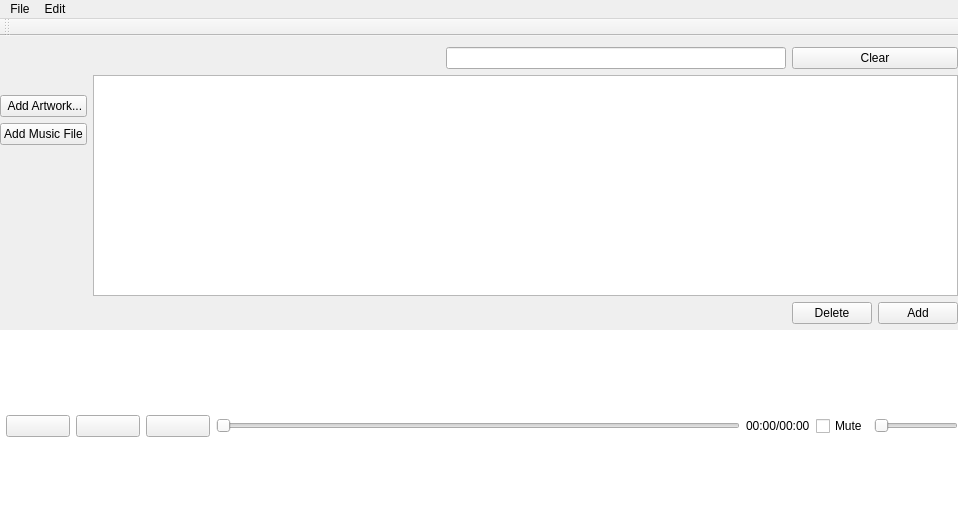
Qt form mainwindow.ui (ShahroozGh/qt-media-library) before a commit.
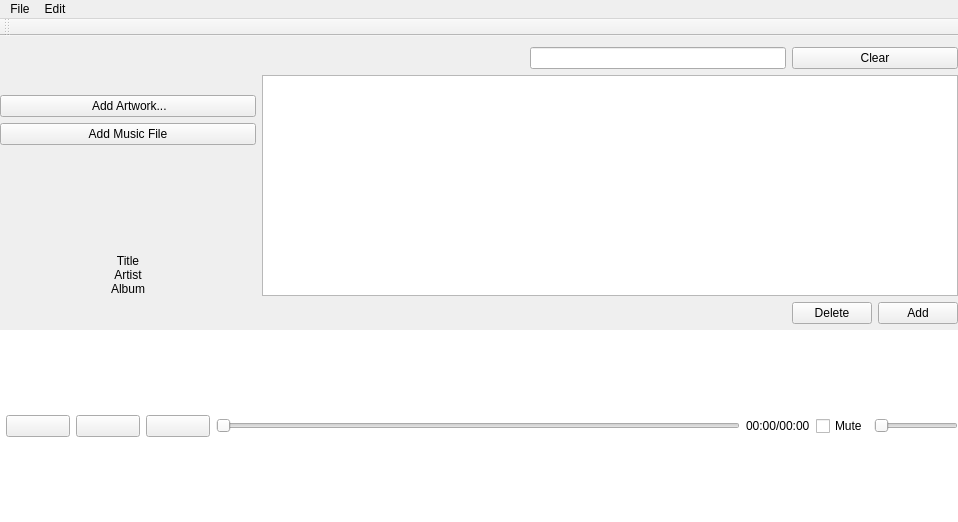
The same form after that commit.

Patch:
```diff
--- a/mainwindow.ui
+++ b/mainwindow.ui
@@ -84,6 +84,107 @@
         </property>
        </spacer>
       </item>
+      <item row="5" column="0">
+       <widget class="QFrame" name="songInfoFrame">
+        <property name="sizePolicy">
+         <sizepolicy hsizetype="Preferred" vsizetype="Minimum">
+          <horstretch>0</horstretch>
+          <verstretch>0</verstretch>
+         </sizepolicy>
+        </property>
+        <property name="frameShape">
+         <enum>QFrame::NoFrame</enum>
+        </property>
+        <property name="frameShadow">
+         <enum>QFrame::Raised</enum>
+        </property>
+        <layout class="QVBoxLayout" name="verticalLayout_5">
+         <property name="spacing">
+          <number>0</number>
+         </property>
+         <property name="leftMargin">
+          <number>0</number>
+         </property>
+         <property name="topMargin">
+          <number>0</number>
+         </property>
+         <property name="rightMargin">
+          <number>0</number>
+         </property>
+         <property name="bottomMargin">
+          <number>0</number>
+         </property>
+         <item>
+          <widget class="QLabel" name="titleLabel">
+           <property name="sizePolicy">
+            <sizepolicy hsizetype="MinimumExpanding" vsizetype="Preferred">
+             <horstretch>0</horstretch>
+             <verstretch>0</verstretch>
+            </sizepolicy>
+           </property>
+           <property name="minimumSize">
+            <size>
+             <width>0</width>
+             <height>0</height>
+            </size>
+           </property>
+           <property name="autoFillBackground">
+            <bool>true</bool>
+           </property>
+           <property name="frameShape">
+            <enum>QFrame::NoFrame</enum>
+           </property>
+           <property name="text">
+            <string>Title</string>
+           </property>
+           <property name="alignment">
+            <set>Qt::AlignCenter</set>
+           </property>
+           <property name="margin">
+            <number>0</number>
+           </property>
+          </widget>
+         </item>
+         <item>
+          <widget class="QLabel" name="artistLabel">
+           <property name="sizePolicy">
+            <sizepolicy hsizetype="MinimumExpanding" vsizetype="Preferred">
+             <horstretch>0</horstretch>
+             <verstretch>0</verstretch>
+            </sizepolicy>
+           </property>
+           <property name="text">
+            <string>Artist</string>
+           </property>
+           <property name="alignment">
+            <set>Qt::AlignCenter</set>
+           </property>
+          </widget>
+         </item>
+         <item>
+          <widget class="QLabel" name="albumLabel">
+           <property name="sizePolicy">
+            <sizepolicy hsizetype="MinimumExpanding" vsizetype="Preferred">
+             <horstretch>0</horstretch>
+             <verstretch>0</verstretch>
+            </sizepolicy>
+           </property>
+           <property name="text">
+            <string>Album</string>
+           </property>
+           <property name="alignment">
+            <set>Qt::AlignCenter</set>
+           </property>
+          </widget>
+         </item>
+        </layout>
+        <zorder>albumLabel</zorder>
+        <zorder>verticalLayoutWidget</zorder>
+        <zorder>albumLabel</zorder>
+        <zorder>artistLabel</zorder>
+        <zorder>titleLabel</zorder>
+       </widget>
+      </item>
      </layout>
     </item>
     <item row="1" column="2">
```
Left out of the diff: 50 changed lines with no effect on the pictures.
